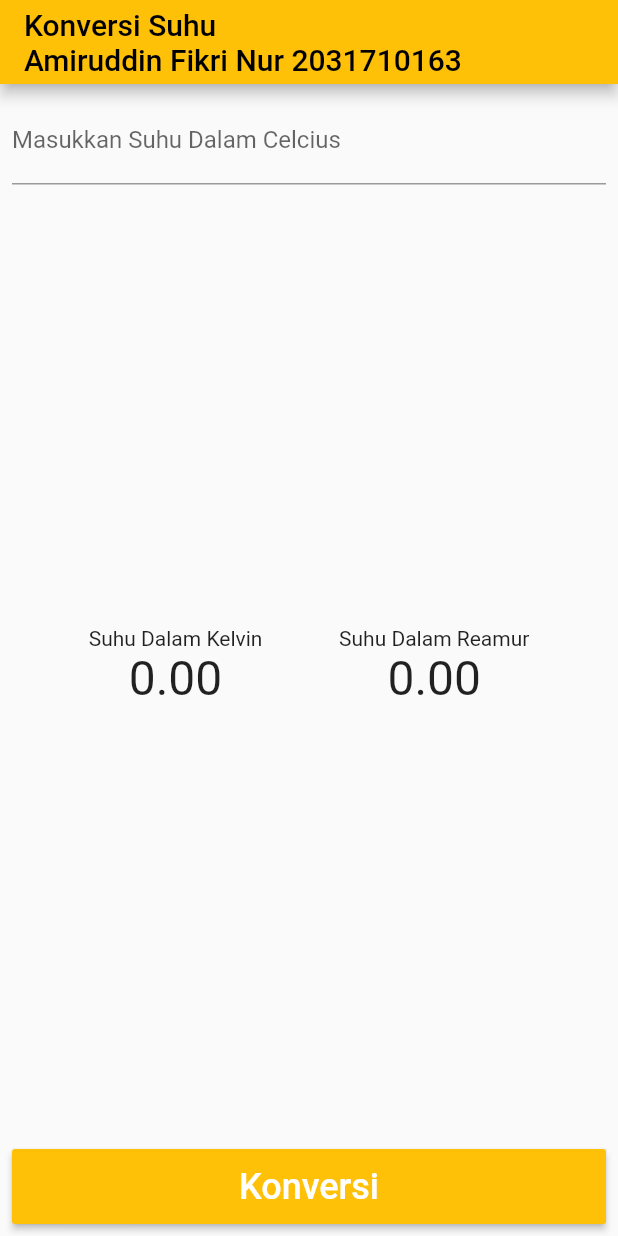
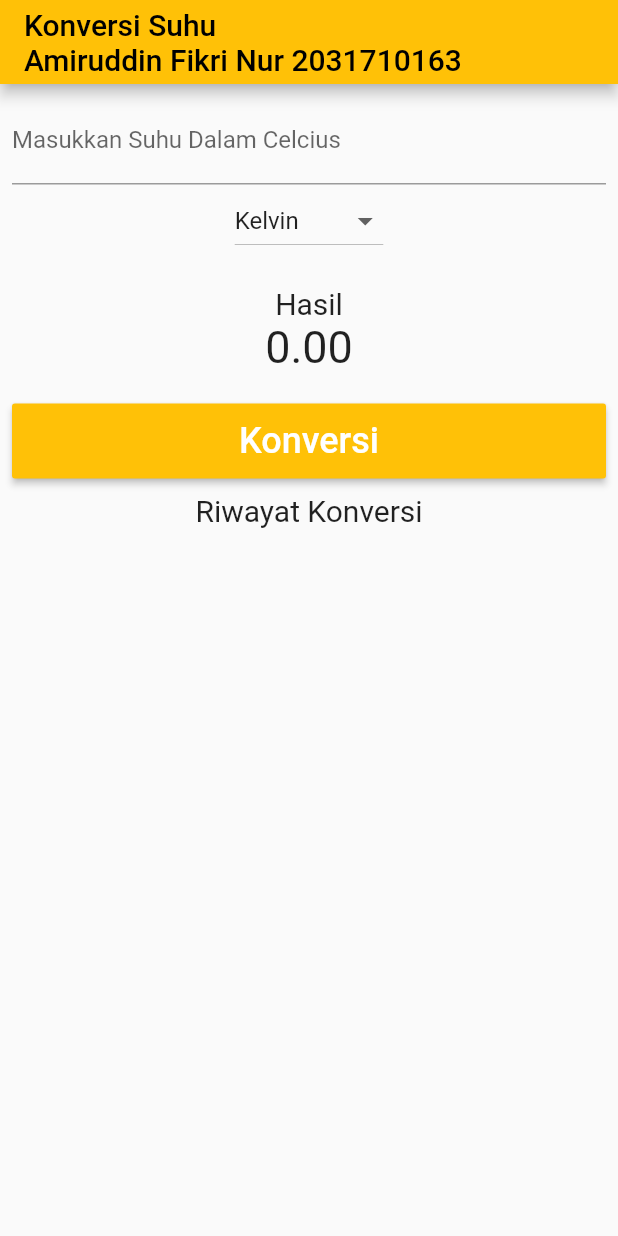
Before and after one commit to fikri-nur/04-konversi-suhu-map-flutter, a Flutter app: the screen it shows after launch, after a tap on "Konversi", on a phone screen of 412 x 824 dp. Run offline on Flutter 3.47's test engine with Material 2 defaults, Android fonts, the phone set to English and light mode, and no system bars.

```diff
--- a/lib/main.dart
+++ b/lib/main.dart
@@ -1,5 +1,6 @@
 import 'package:flutter/material.dart';
 import 'package:flutter/services.dart';
+import 'package:konversi_suhu_flutter/result.dart';
 
 void main() {
   runApp(const MyApp());
@@ -16,8 +17,14 @@ class _MyAppState extends State<MyApp> {
   double _inputUser = 0;
   double _kelvin = 0;
   double _reamur = 0;
+  double _fahrenheit = 0;
 
+  var listItem = ["Kelvin", "Reamur", "Fahrenheit"];
   final temperaturController = TextEditingController();
+  String _newValue = "Kelvin";
+  double _result = 0;
+
+  List<String> listViewItem = <String>[];
 
   @override
   void dispose() {
@@ -41,39 +48,27 @@ class _MyAppState extends State<MyApp> {
           body: Container(
             margin: const EdgeInsets.all(8),
             child: Column(
-              mainAxisAlignment: MainAxisAlignment.spaceBetween,
+              mainAxisAlignment: MainAxisAlignment.start,
               children: [
-                TextFormField(
-                  controller: temperaturController,
-                  decoration: const InputDecoration(
-                      labelText: 'Masukkan Suhu Dalam Celcius'),
-                  keyboardType:
-                      const TextInputType.numberWithOptions(decimal: true),
-                  inputFormatters: [
-                    FilteringTextInputFormatter.allow(RegExp(r'[0-9.]'))
-                  ],
-                ),
-                Row(
-                  mainAxisAlignment: MainAxisAlignment.spaceEvenly,
+                Input(temperaturController: temperaturController),
+                Column(
                   children: [
-                    Column(
-                      children: [
-                        const Text("Suhu Dalam Kelvin"),
-                        Text(
-                          _kelvin.toStringAsFixed(2),
-                          style: const TextStyle(fontSize: 32),
-                        ),
-                      ],
+                    DropdownButton<String>(
+                      items: listItem.map((String value) {
+                        return DropdownMenuItem<String>(
+                          value: value,
+                          child: Text(value),
+                        );
+                      }).toList(),
+                      value: _newValue,
+                      onChanged: (String? changeValue) {
+                        setState(() {
+                          _newValue = changeValue!;
+                        });
+                        convert();
+                      },
                     ),
-                    Column(
-                      children: [
-                        const Text("Suhu Dalam Reamur"),
-                        Text(
-                          _reamur.toStringAsFixed(2),
-                          style: const TextStyle(fontSize: 32),
-                        ),
-                      ],
-                    )
+                    Result(result: _result)
                   ],
                 ),
                 MaterialButton(
@@ -89,6 +84,23 @@ class _MyAppState extends State<MyApp> {
                   minWidth: double.maxFinite,
                   height: 50,
                 ),
+                Container(
+                  margin: const EdgeInsets.only(top: 10, bottom: 10),
+                  child: const Text(
+                    "Riwayat Konversi",
+                    style: const TextStyle(fontSize: 20),
+                  ),
+                ),
+                Expanded(
+                    child: Column(
+                        children: listViewItem.map((String value) {
+                  return Container(
+                      margin: const EdgeInsets.all(10),
+                      child: Text(
+                        value,
+                        style: const TextStyle(fontSize: 15),
+                      ));
+                }).toList()))
               ],
             ),
           ),
@@ -96,10 +108,37 @@ class _MyAppState extends State<MyApp> {
   }
 
   void convert() {
-    _inputUser = double.parse(temperaturController.text);
     setState(() {
-      _kelvin = _inputUser + 273.15;
-      _reamur = _inputUser * 0.8;
+      _inputUser = double.parse(temperaturController.text);
+
+      if (_newValue == "Kelvin") {
+        _result = _inputUser + 273.15;
+      } else if (_newValue == "Reamur") {
+        _result = 0.8 * _inputUser;
+      } else {
+        _result = (_inputUser * 1.8) + 32;
+      }
+      listViewItem.add(_newValue + ": " + _result.toStringAsFixed(2));
     });
   }
 }
+
+class Input extends StatelessWidget {
+  const Input({
+    Key? key,
+    required this.temperaturController,
+  }) : super(key: key);
+
+  final TextEditingController temperaturController;
+
+  @override
+  Widget build(BuildContext context) {
+    return TextFormField(
+      controller: temperaturController,
+      decoration:
+          const InputDecoration(labelText: 'Masukkan Suhu Dalam Celcius'),
+      keyboardType: const TextInputType.numberWithOptions(decimal: true),
+      inputFormatters: [FilteringTextInputFormatter.allow(RegExp(r'[0-9.]'))],
+    );
+  }
+}
--- /dev/null
+++ b/lib/result.dart
@@ -0,0 +1,30 @@
+import 'package:flutter/material.dart';
+
+class Result extends StatelessWidget {
+  const Result({
+    Key? key,
+    required this.result,
+  }) : super(key: key);
+
+  final double result;
+
+  @override
+  Widget build(BuildContext context) {
+    return Container(
+      margin: const EdgeInsets.only(top: 20, bottom: 20),
+      child: Column(
+        mainAxisAlignment: MainAxisAlignment.center,
+        children: [
+          const Text(
+            "Hasil",
+            style: TextStyle(fontSize: 20),
+          ),
+          Text(
+            result.toStringAsFixed(2),
+            style: const TextStyle(fontSize: 30),
+          )
+        ],
+      ),
+    );
+  }
+}
```
Also changed, not shown: img/1.jpeg, img/2.jpeg, img/3.jpeg (deleted), img/4.jpeg (deleted), 1 other file.
